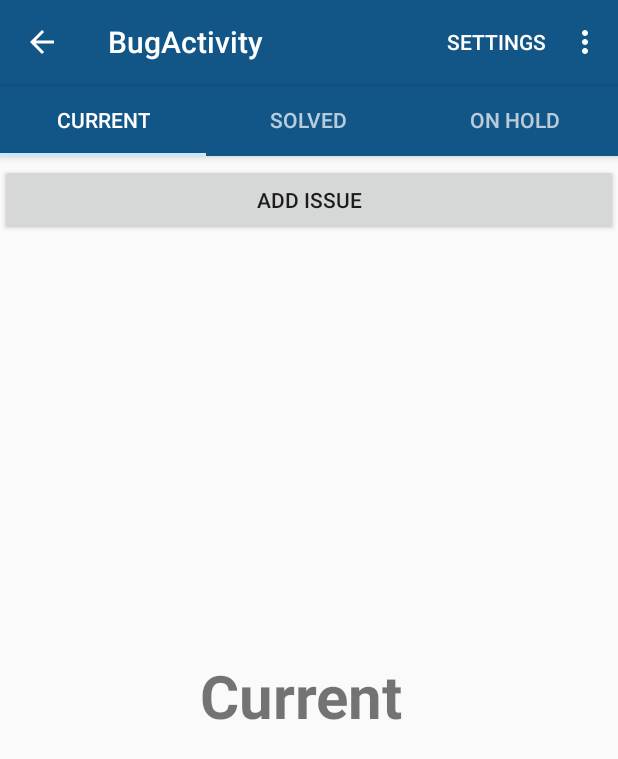
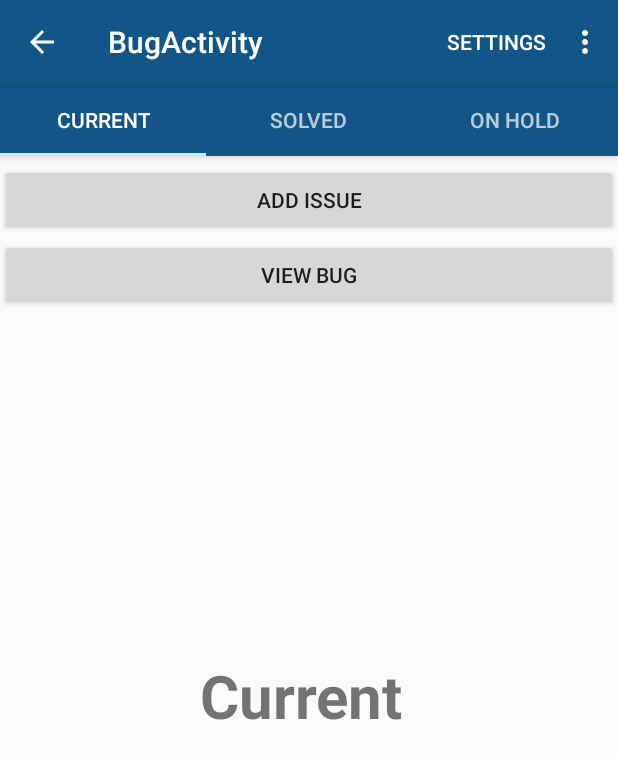
Before and after one commit to andreasfi/BugTracking, an Android app: the BugActivity screen opened directly, with no data from a screen before it, on a phone screen of 412 x 824 dp. Shown: the top 759 px of the screen. Run offline under Robolectric (Android 15) with nearby library versions, the phone set to English and light mode, and no system bars.

Commit message:
Added TODO's

```diff
--- a/app/build.gradle
+++ b/app/build.gradle
@@ -6,7 +6,7 @@ android {
 
     defaultConfig {
         applicationId "com.example.bugtracking.bugtracking"
-        minSdkVersion 15
+        minSdkVersion 21
         targetSdkVersion 23
         versionCode 1
         versionName "1.0"
--- a/app/src/main/AndroidManifest.xml
+++ b/app/src/main/AndroidManifest.xml
@@ -57,7 +57,7 @@
             android:parentActivityName=".ProjectMainActivity" >
         </activity>
         <activity
-            android:name=".IssueViewActivity"
+            android:name=".BugViewActivity"
             android:label="Issue View"
             android:parentActivityName=".BugActivity">
         </activity>
--- a/app/src/main/java/com/example/bugtracking/bugtracking/BugActivity.java
+++ b/app/src/main/java/com/example/bugtracking/bugtracking/BugActivity.java
@@ -1,5 +1,4 @@
 package com.example.bugtracking.bugtracking;
-import android.app.ActionBar;
 import android.content.Intent;
 import android.os.Bundle;
 import android.support.design.widget.TabLayout;
@@ -8,7 +7,6 @@ import android.support.v4.app.FragmentManager;
 import android.support.v4.app.FragmentPagerAdapter;
 import android.support.v4.view.ViewPager;
 import android.support.v7.app.AppCompatActivity;
-import android.support.v7.widget.Toolbar;
 import android.view.Menu;
 import android.view.MenuInflater;
 import android.view.MenuItem;
@@ -104,4 +102,8 @@ public class BugActivity extends AppCompatActivity {
         Intent intent = new Intent(this, BugCrudActivity.class);
         startActivity(intent);
     }
+    public void goToViewIssue(View view){
+        Intent intent = new Intent(this, BugViewActivity.class);
+        startActivity(intent);
+    }
 }
--- a/app/src/main/java/com/example/bugtracking/bugtracking/IssueViewActivity.java
+++ b/app/src/main/java/com/example/bugtracking/bugtracking/BugViewActivity.java
@@ -14,7 +14,7 @@ import android.view.MenuItem;
 import java.util.ArrayList;
 import java.util.List;
 
-public class IssueViewActivity extends AppCompatActivity {
+public class BugViewActivity extends AppCompatActivity {
 
 
     private TabLayout tabLayout;
@@ -23,7 +23,7 @@ public class IssueViewActivity extends AppCompatActivity {
     @Override
     protected void onCreate(Bundle savedInstanceState) {
         super.onCreate(savedInstanceState);
-        setContentView(R.layout.activity_issue_view);
+        setContentView(R.layout.activity_bug_view);
 
         viewPager=(ViewPager) findViewById(R.id.viewpagerIssueView);
         setupViewPager(viewPager);
--- a/app/src/main/res/layout/activity_issue_view.xml
+++ b/app/src/main/res/layout/activity_bug_view.xml
@@ -7,7 +7,7 @@
     android:paddingRight="@dimen/activity_horizontal_margin"
     android:paddingTop="@dimen/activity_vertical_margin"
     android:paddingBottom="@dimen/activity_vertical_margin"
-    tools:context="com.example.bugtracking.bugtracking.IssueViewActivity">
+    tools:context="com.example.bugtracking.bugtracking.BugViewActivity">
 
     <android.support.design.widget.CoordinatorLayout
         xmlns:android="http://schemas.android.com/apk/res/android"
--- a/app/src/main/res/layout/fragment_bug_current.xml
+++ b/app/src/main/res/layout/fragment_bug_current.xml
@@ -12,6 +12,13 @@ tools:context="info.androidhive.materialtabs.fragments.OneFragment">
     android:textStyle="bold"
     android:layout_centerInParent="true"/>
     <Button
+        android:id="@+id/issueview"
+        android:layout_width="fill_parent"
+        android:layout_height="wrap_content"
+        android:layout_marginTop="55dp"
+        android:text="View Bug"
+        android:onClick="goToViewIssue"/>
+    <Button
         android:id="@+id/issues"
         android:layout_width="fill_parent"
         android:layout_height="wrap_content"
--- a/app/src/main/res/values/colors.xml
+++ b/app/src/main/res/values/colors.xml
@@ -2,6 +2,7 @@
 <resources>
     <color name="colorPrimary">#125688</color>
     <color name="colorPrimaryDark">#125688</color>
+    <color name="colorSecondary">#125688</color>
     <color name="textColorPrimary">#FFFFFF</color>
     <color name="windowBackground">#FFFFFF</color>
     <color name="navigationBarColor">#000000</color>
```
Also changed, not shown: app/src/main/java/com/example/bugtracking/bugtracking/MainActivity.java (+15 -0 lines), 1 other file.
